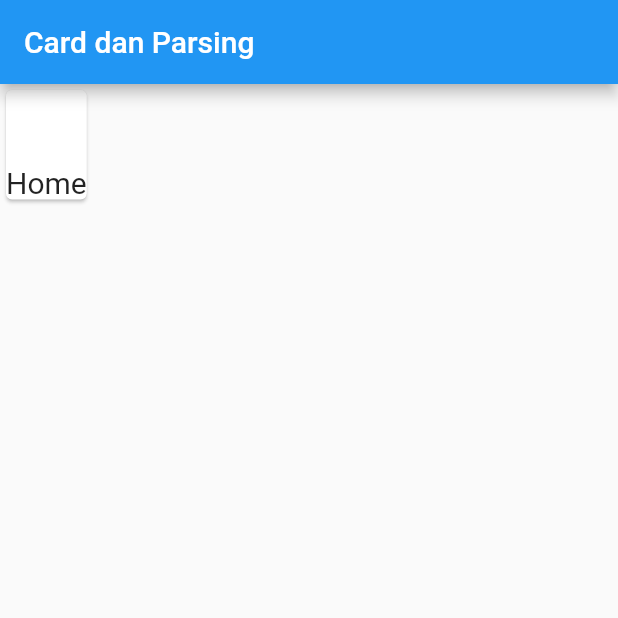
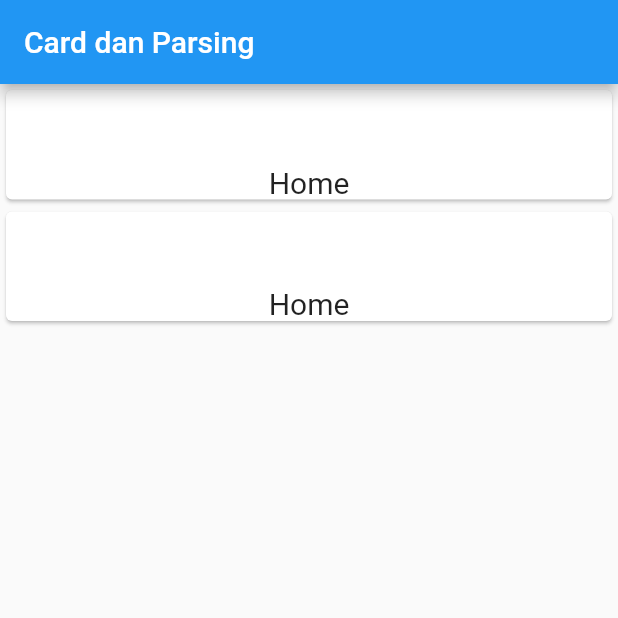
Before and after one commit to aricangcimen/lat_flutter, a Flutter app: the Halsatu screen opened directly, on a phone screen of 412 x 824 dp, the top half of it. Run offline on Flutter 3.47's test engine with Material 2 defaults, Android fonts, the phone set to English and light mode, and no system bars.

Commit message:
card ditambah parsing

```diff
--- a/lib/main4.dart
+++ b/lib/main4.dart
@@ -15,22 +15,28 @@ class Halsatu extends StatelessWidget {
       appBar: new AppBar(title: new Text("Card dan Parsing"),),
       body: new Container(
           child: new Column(
+            crossAxisAlignment: CrossAxisAlignment.stretch,
+
             children: <Widget>[
                 new Card(
         child:new Column(
           children: <Widget>[
         new Icon(Icons.call_missed , size : 50.0 ,  color : Colors.white , ),
         new Text("Home",style: new TextStyle(fontSize: 20.0),)
+          ],
+        )
 
+                ),
 
-
-
+        new Card(
+        child:new Column(
+          children: <Widget>[
+        new Icon(Icons.call_missed , size : 50.0 ,  color : Colors.white , ),
+        new Text("Home",style: new TextStyle(fontSize: 20.0),)
           ],
         )
 
                 )
-
-
             ],
 
 
```
